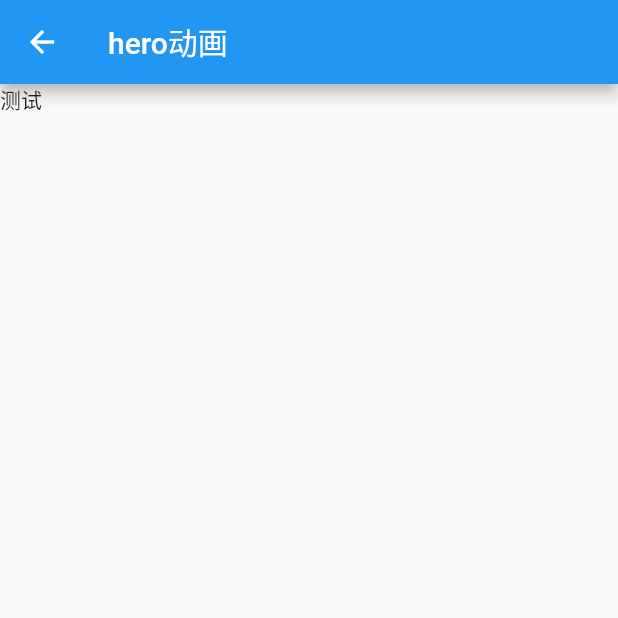
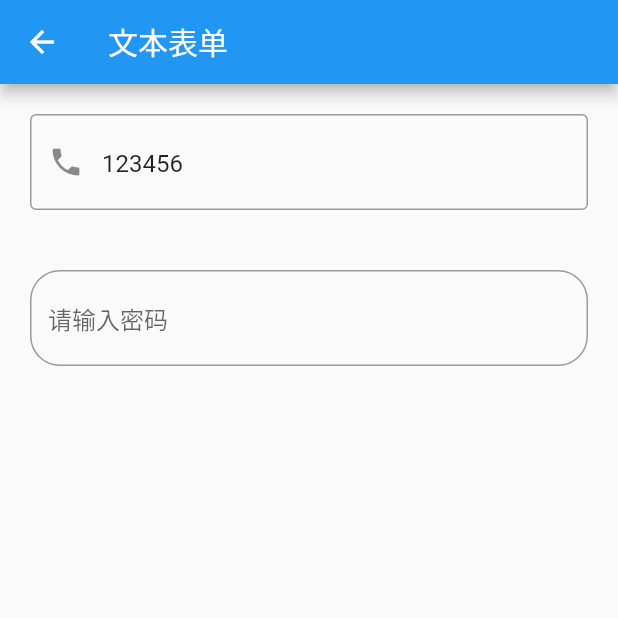
Before and after one commit to gongjianOnline/flutterDome, a Flutter app: the Page1 screen opened directly, on a phone screen of 412 x 824 dp, the top half of it. Run offline on Flutter 3.47's test engine with Material 2 defaults, Android fonts, the phone set to English and light mode, and no system bars; our stand-ins replace photo_view.

Commit message:
36小结文本框表单完结

```diff
--- a/lib/components/page1.dart
+++ b/lib/components/page1.dart
@@ -8,13 +8,62 @@ class Page1 extends StatefulWidget {
 }
 
 class _Page1State extends State<Page1> {
+  late TextEditingController _xxx;
+  String phoneCode = "";
+
+  @override
+  void initState() {
+    // TODO: implement initState
+    super.initState();
+    _xxx = TextEditingController.fromValue(
+      TextEditingValue(
+        text:'123456',
+        selection: TextSelection.fromPosition(
+          TextPosition(offset: phoneCode.length)
+        )
+      )
+    );
+  }
+
   @override
   Widget build(BuildContext context) {
     return Scaffold(
       appBar: AppBar(
-        title:const Text("hero动画"),
+        title:const Text("文本表单"),
       ),
-      body:const Text("测试"),
+      body:Column(
+        children: [
+          Padding(
+            padding:const  EdgeInsets.all(20),
+            child: TextField(
+              controller: _xxx,
+              onChanged: (value){
+                setState(() {
+                  phoneCode = value;
+                });
+              },
+              decoration: const InputDecoration(
+                prefixIcon: Icon(Icons.phone),
+                hintText: "请输入手机号",
+                border: OutlineInputBorder()
+              ),
+            ),
+          ),
+          const Padding(
+            padding: EdgeInsets.all(20),
+            child: TextField(
+              obscureText: true,
+              decoration: InputDecoration(
+                hintText: "请输入密码",
+                border: OutlineInputBorder(
+                  borderRadius: BorderRadius.all(Radius.circular(20))
+                )
+              ),
+            ),
+          ),
+          Text("${phoneCode}"),
+        ],
+      )
     );
   }
 }
```
Also changed, not shown: lib/page/home.dart (+14 -58 lines).
